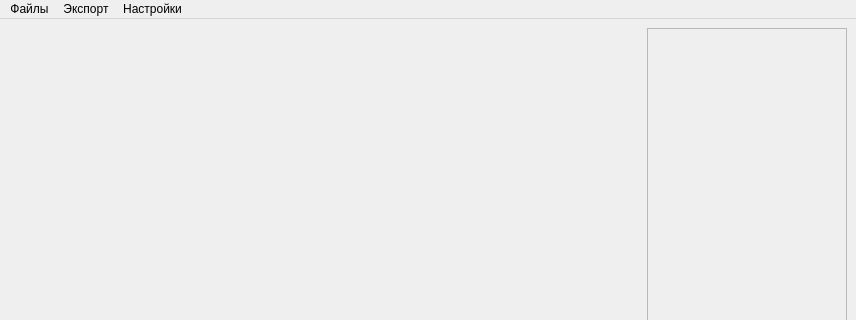
Qt form ui/log_input_form.ui (CheckListHW/OilCase.Terra) before a commit; both pictures show x 0 to 856 and y 0 to 320 of the 856 by 683 pixel window.
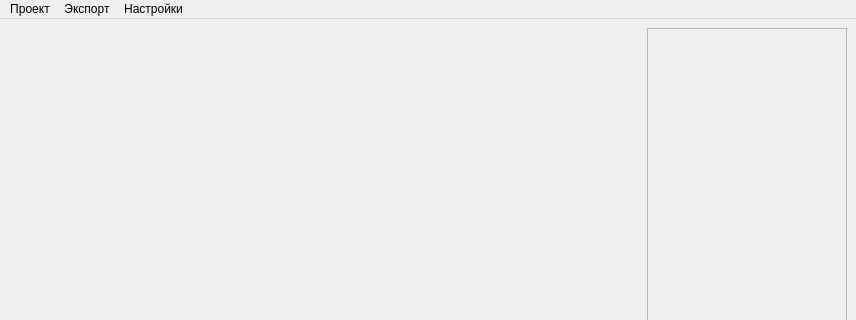
The same form after that commit.

Patch:
```diff
--- a/ui/log_input_form.ui
+++ b/ui/log_input_form.ui
@@ -374,7 +374,7 @@
    </property>
    <widget class="QMenu" name="menu">
     <property name="title">
-     <string>Файлы</string>
+     <string>Проект</string>
     </property>
     <addaction name="openFileAction"/>
     <addaction name="saveFileAction"/>
```
